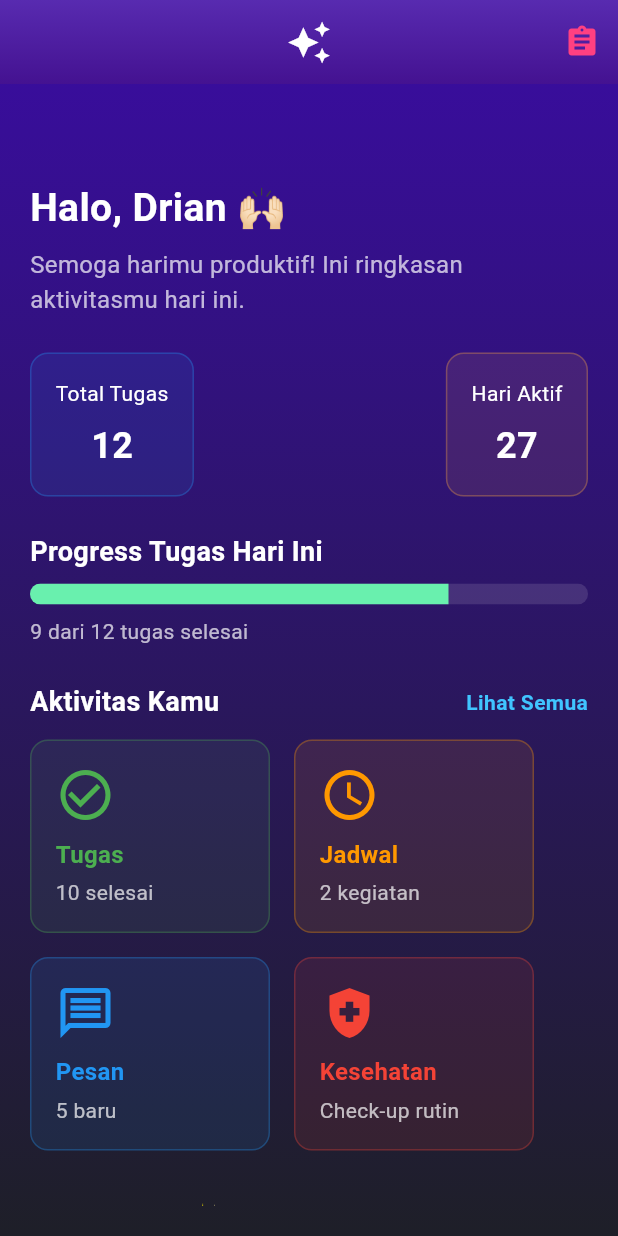
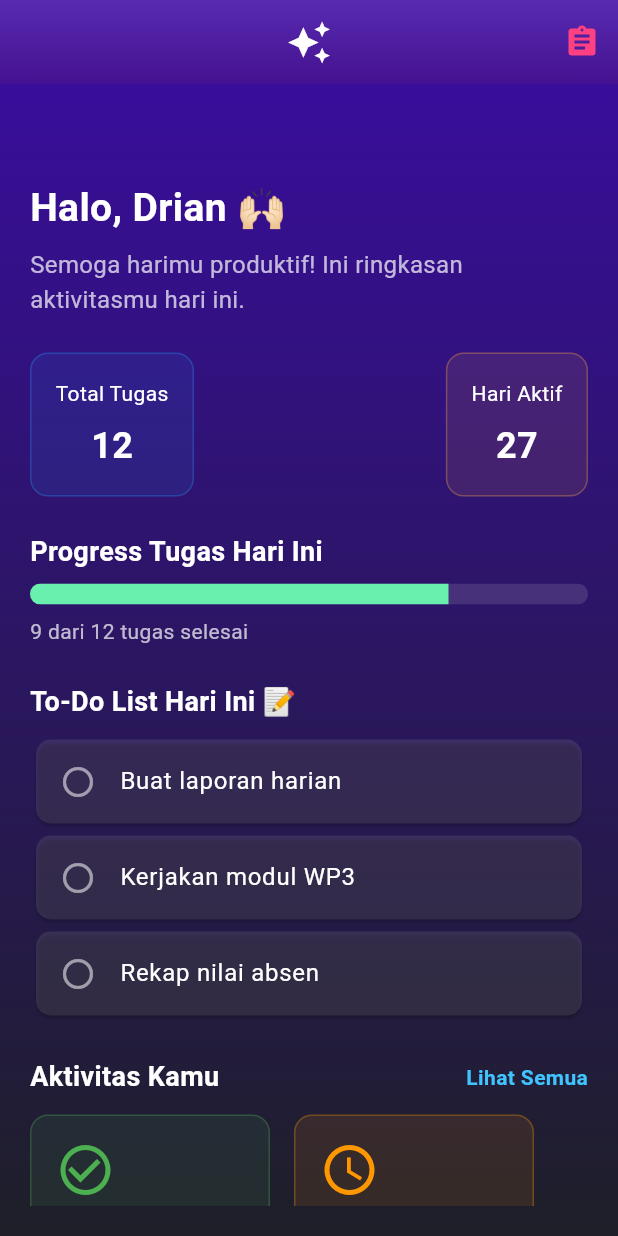
Before and after one commit to driannn4/Task-Manager-App, a Flutter app: the screen it shows after launch, on a phone screen of 412 x 824 dp. Run offline on Flutter 3.47's test engine with Material 3 defaults, Android fonts, the phone set to English and light mode, and no system bars.

Commit message:
Menambahkan fitur to-do-list

```diff
--- a/lib/screen/dashboard_screen.dart
+++ b/lib/screen/dashboard_screen.dart
@@ -1,14 +1,14 @@
 import 'package:flutter/material.dart';
 import 'dart:ui';
-import '/widgets/mini_stat_card.dart'; // Mengimpor MiniStatCard
-import '/widgets/animated_dashboard_card.dart'; // Mengimpor AnimatedDashboardCard
+import '/widgets/mini_stat_card.dart';
+import '/widgets/animated_dashboard_card.dart';
+import '/widgets/daily_todo_list.dart';
 
 class DashboardScreen extends StatelessWidget {
   const DashboardScreen({super.key});
 
   @override
   Widget build(BuildContext context) {
-    // Deklarasi variabel di dalam method build
     int totalTugas = 12;
     int tugasSelesai = 9;
     double progress = tugasSelesai / totalTugas;
@@ -16,17 +16,17 @@ class DashboardScreen extends StatelessWidget {
     return Scaffold(
       extendBodyBehindAppBar: true,
       appBar: AppBar(
-        backgroundColor: Colors.transparent, // Transparan untuk AppBar
+        backgroundColor: Colors.transparent,
         elevation: 0,
         flexibleSpace: ClipRRect(
           child: BackdropFilter(
             filter: ImageFilter.blur(sigmaX: 10, sigmaY: 10),
             child: Container(
-              decoration: BoxDecoration(
+              decoration: const BoxDecoration(
                 gradient: LinearGradient(
                   colors: [
-                    Color(0xAA673AB7), // Ungu lebih gelap (bagian bawah body)
-                    Color(0xAA4A148C), // Ungu muda cerah (bagian atas body)
+                    Color(0xAA673AB7),
+                    Color(0xAA4A148C),
                   ],
                   begin: Alignment.topCenter,
                   end: Alignment.bottomCenter,
@@ -35,14 +35,13 @@ class DashboardScreen extends StatelessWidget {
             ),
           ),
         ),
-        title: Icon(
+        title: const Icon(
           Icons.auto_awesome,
           size: 30,
-          color: Colors.white, // Warna ikon AppBar putih
+          color: Colors.white,
         ),
         centerTitle: true,
         actions: [
-          // Ganti ikon kanan jadi ikon project seperti assignment
           IconButton(
             icon: const Icon(Icons.assignment, color: Colors.pinkAccent),
             onPressed: () {},
@@ -55,8 +54,8 @@ class DashboardScreen extends StatelessWidget {
             begin: Alignment.topCenter,
             end: Alignment.bottomCenter,
             colors: [
-              Color(0xFF3A0CA3), // Ungu terang (bagian atas body)
-              Color(0xFF1E1F28), // Biru gelap (bagian bawah body)
+              Color(0xFF3A0CA3),
+              Color(0xFF1E1F28),
             ],
           ),
         ),
@@ -80,7 +79,6 @@ class DashboardScreen extends StatelessWidget {
                   style: TextStyle(fontSize: 16, color: Colors.white70),
                 ),
                 const SizedBox(height: 24),
-
                 Row(
                   mainAxisAlignment: MainAxisAlignment.spaceBetween,
                   children: const [
@@ -98,9 +96,7 @@ class DashboardScreen extends StatelessWidget {
                     ),
                   ],
                 ),
-
                 const SizedBox(height: 24),
-
                 const Text(
                   'Progress Tugas Hari Ini',
                   style: TextStyle(
@@ -110,8 +106,6 @@ class DashboardScreen extends StatelessWidget {
                   ),
                 ),
                 const SizedBox(height: 8),
-
-                // LinearProgressIndicator yang menampilkan progress
                 ClipRRect(
                   borderRadius: BorderRadius.circular(10),
                   child: LinearProgressIndicator(
@@ -121,13 +115,24 @@ class DashboardScreen extends StatelessWidget {
                     valueColor: AlwaysStoppedAnimation<Color>(Colors.greenAccent),
                   ),
                 ),
-
                 const SizedBox(height: 8),
                 Text(
                   '$tugasSelesai dari $totalTugas tugas selesai',
                   style: const TextStyle(color: Colors.white70, fontSize: 14),
                 ),
 
+                // ⬇️⬇️ Fitur tambahan: To-Do List Harian
+                const SizedBox(height: 24),
+                const Text(
+                  'To-Do List Hari Ini 📝',
+                  style: TextStyle(
+                    fontSize: 18,
+                    fontWeight: FontWeight.bold,
+                    color: Colors.white,
+                  ),
+                ),
+                const SizedBox(height: 8),
+                const DailyTodoList(),
                 const SizedBox(height: 24),
 
                 Row(
@@ -143,9 +148,7 @@ class DashboardScreen extends StatelessWidget {
                     ),
                   ],
                 ),
-
                 const SizedBox(height: 12),
-
                 Wrap(
                   spacing: 16,
                   runSpacing: 16,
@@ -188,15 +191,12 @@ class DashboardScreen extends StatelessWidget {
                     ),
                   ],
                 ),
-
                 const SizedBox(height: 32),
-
                 const Text(
                   'Tips Hari Ini ✨',
                   style: TextStyle(fontSize: 18, fontWeight: FontWeight.bold, color: Colors.white),
                 ),
                 const SizedBox(height: 12),
-
                 Container(
                   width: double.infinity,
                   padding: const EdgeInsets.all(16),
--- a/lib/widgets/daily_todo_list.dart
+++ b/lib/widgets/daily_todo_list.dart
@@ -1,28 +1,46 @@
 import 'package:flutter/material.dart';
 
-class DailyTodoList extends StatelessWidget {
-  final List<String> tasks;
+class DailyTodoList extends StatefulWidget {
+  const DailyTodoList({super.key});
 
-  const DailyTodoList({super.key, required this.tasks});
+  @override
+  State<DailyTodoList> createState() => _DailyTodoListState();
+}
+
+class _DailyTodoListState extends State<DailyTodoList> {
+  final List<Map<String, dynamic>> _tasks = [
+    {'title': 'Buat laporan harian', 'done': false},
+    {'title': 'Kerjakan modul WP3', 'done': false},
+    {'title': 'Rekap nilai absen', 'done': false},
+  ];
+
+  void _toggleTask(int index) {
+    setState(() {
+      _tasks[index]['done'] = !_tasks[index]['done'];
+    });
+  }
 
   @override
   Widget build(BuildContext context) {
     return Column(
-      crossAxisAlignment: CrossAxisAlignment.start,
-      children: tasks.map((task) {
-        return Padding(
-          padding: const EdgeInsets.symmetric(vertical: 6.0),
-          child: Row(
-            children: [
-              const Icon(Icons.check_circle_outline, color: Colors.white70, size: 20),
-              const SizedBox(width: 10),
-              Expanded(
-                child: Text(
-                  task,
-                  style: const TextStyle(color: Colors.white70, fontSize: 14),
-                ),
+      children: _tasks.map((task) {
+        final index = _tasks.indexOf(task);
+        return Card(
+          color: task['done'] ? Colors.green.withOpacity(0.2) : Colors.white.withOpacity(0.1),
+          shape: RoundedRectangleBorder(borderRadius: BorderRadius.circular(10)),
+          child: ListTile(
+            leading: Icon(
+              task['done'] ? Icons.check_circle : Icons.radio_button_unchecked,
+              color: task['done'] ? Colors.greenAccent : Colors.white54,
+            ),
+            title: Text(
+              task['title'],
+              style: TextStyle(
+                color: Colors.white,
+                decoration: task['done'] ? TextDecoration.lineThrough : null,
               ),
-            ],
+            ),
+            onTap: () => _toggleTask(index),
           ),
         );
       }).toList(),
```
